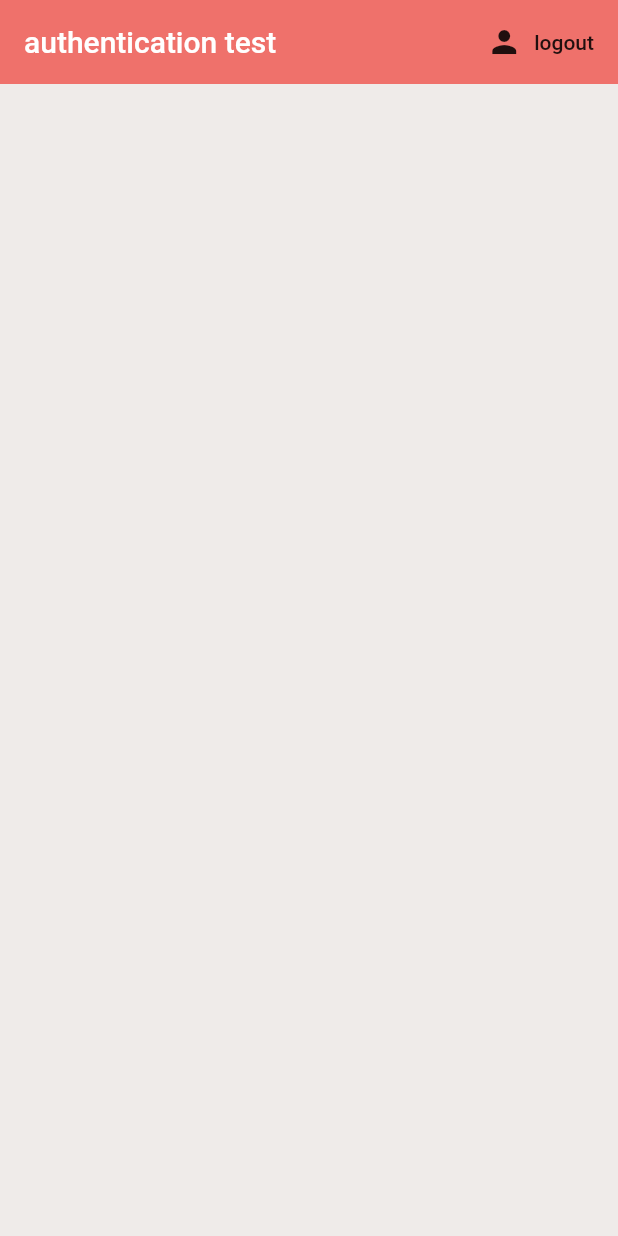
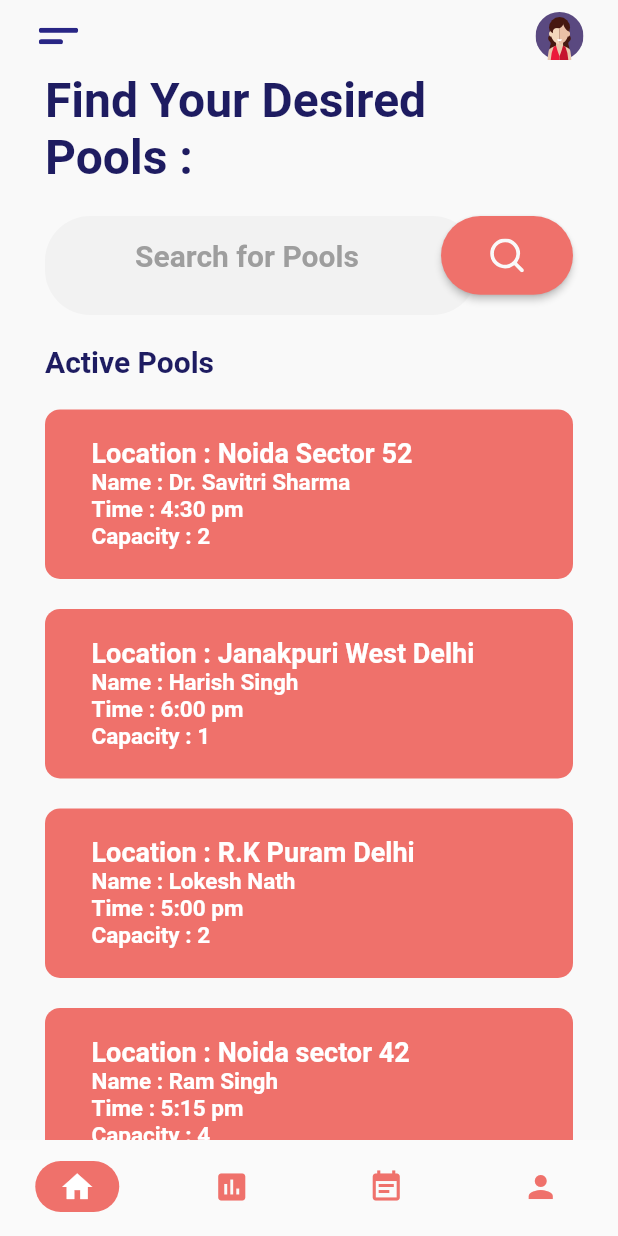
Before and after one commit to Kaiserb11/ComCon, a Flutter app: the screen it shows once a user with an empty profile is signed in, on a phone screen of 412 x 824 dp. Run offline on Flutter 3.47's test engine with Material 2 defaults, Android fonts, the phone set to English and light mode, and no system bars; our stand-ins replace cloud_firestore, firebase_auth, firebase_core, flutter_svg; accounts and stored records are empty; Roboto replaces fonts that are missing (Montserrat).

Commit message:
created basic front-end

```diff
--- /dev/null
+++ b/lib/constant.dart
@@ -0,0 +1,11 @@
+import 'package:flutter/material.dart';
+
+var kBackgroundColor = Color(0xffF9F9F9);
+var kWhiteColor = Color(0xffffffff);
+var kOrangeColor = Color(0xffEF716B);
+var kBlueColor = Color(0xff4B7FFB);
+var kYellowColor = Color(0xffFFB167);
+var kTitleTextColor = Color(0xff1E1C61);
+var kSearchBackgroundColor = Color(0xffF2F2F2);
+var kSearchTextColor = Color(0xffC0C0C0);
+var kCategoryTextColor = Color(0xff292685);
--- /dev/null
+++ b/lib/pages/Home/BottomNavbar.dart
@@ -0,0 +1,61 @@
+import 'package:flutter/material.dart';
+import 'package:ComCon/pages/Home/DashBoard.dart';
+import 'package:ComCon/constant.dart';
+
+
+class BottomNavPage extends StatefulWidget {
+  @override
+  _BottomNavPageState createState() => _BottomNavPageState();
+}
+
+class _BottomNavPageState extends State<BottomNavPage> {
+  final List _pages = [
+    Home(),
+    Scaffold(),
+    Scaffold(),
+    Scaffold(),
+  ];
+  int _currentIndex = 0;
+
+
+  @override
+  Widget build(BuildContext context) {
+    return Scaffold(
+      body: _pages[_currentIndex],
+      bottomNavigationBar: BottomNavigationBar(
+        currentIndex: _currentIndex,
+        onTap: (index) => setState(() => _currentIndex = index),
+        type: BottomNavigationBarType.fixed,
+        backgroundColor: Colors.transparent,
+        showSelectedLabels: false,
+        showUnselectedLabels: false,
+        selectedItemColor: Colors.white,
+        unselectedItemColor: kOrangeColor,
+        elevation: 0.0,
+        items: [Icons.home, Icons.insert_chart, Icons.event_note, Icons.person]
+            .asMap()
+            .map((key, value) => MapEntry(
+                  key,
+                  BottomNavigationBarItem(
+                    title: Text(''),
+                    icon: Container(
+                      padding: const EdgeInsets.symmetric(
+                        vertical: 5.0,
+                        horizontal: 16.0,
+                      ),
+                      decoration: BoxDecoration(
+                        color: _currentIndex == key
+                            ? kOrangeColor
+                            : Colors.transparent,
+                        borderRadius: BorderRadius.circular(20.0),
+                      ),
+                      child: Icon(value),
+                    ),
+                  ),
+                ))
+            .values
+            .toList(),
+      ),
+    );
+  }
+}
--- a/lib/pages/Home/DashBoard.dart
+++ b/lib/pages/Home/DashBoard.dart
@@ -1,5 +1,9 @@
 import 'package:ComCon/services/auth.dart';
 import 'package:flutter/material.dart';
+import 'package:ComCon/constant.dart';
+import 'package:ComCon/pages/widgets/searchbar.dart';
+import 'package:flutter_svg/svg.dart';
+import 'package:ComCon/pages/widgets/poolcard.dart';
 
 class Home extends StatelessWidget {
 
@@ -7,24 +11,124 @@ class Home extends StatelessWidget {
 
   @override
   Widget build(BuildContext context) {
-    return Container(
-      child: Scaffold(
-        backgroundColor: Colors.brown[50],
-        appBar: AppBar(
-          title: Text('authentication test'),
-          backgroundColor: Color(0xffEF716B),
-          elevation: 0.0,
-          actions: <Widget>[
-            FlatButton.icon(
-              icon: Icon(Icons.person),
-              label: Text('logout'),
-              onPressed: () async {
-                await _auth.signOut();
-              },
-            ),
-          ],
+    return Scaffold(
+      backgroundColor: kBackgroundColor,
+      body: SafeArea(
+        bottom: false,
+        child: SingleChildScrollView(
+          child: Column(
+            crossAxisAlignment: CrossAxisAlignment.start,
+            children: [
+              Padding(
+                padding: EdgeInsets.symmetric(horizontal : 15),
+                child: Row(
+                  mainAxisAlignment: MainAxisAlignment.spaceBetween,
+                  children: [
+                    IconButton(
+                    icon: SvgPicture.asset('assets/images/menu.svg'),
+                    onPressed: null,
+                    ),
+                    IconButton(
+                    icon: SvgPicture.asset('assets/images/profile.svg'),
+                    onPressed: () async {
+                      await _auth.signOut();
+                      },
+                    ),
+                  ],
+                ),
+              ),
+              SizedBox(
+                height: 0,
+              ),
+              Padding(
+                padding: EdgeInsets.symmetric(horizontal: 30),
+                child: Text(
+                  "Find Your Desired\nPools :",
+                  style: TextStyle(
+                    fontWeight: FontWeight.bold,
+                    fontSize: 32,
+                    color: kTitleTextColor,
+                  ),
+                ),
+              ),
+              SizedBox(
+                height: 20,
+              ),
+              Padding(
+                padding: EdgeInsets.symmetric(horizontal: 30),
+                child: SearchBar(),
+              ),
+              SizedBox(
+                height: 20,
+              ),
+              Padding(
+                padding: EdgeInsets.symmetric(horizontal: 30),
+                child: Text(
+                  "Active Pools",
+                  style: TextStyle(
+                    fontWeight: FontWeight.bold,
+                    color: kTitleTextColor,
+                    fontSize: 20,
+                  ),
+                ),
+              ),
+              SizedBox(
+                height: 20,
+              ),
+              buildDoctorList(),
+            ],
+          ),
         ),
       ),
     );
   }
+
+
+  buildDoctorList() {
+  return Padding(
+    padding: EdgeInsets.symmetric(
+      horizontal: 30,
+    ),
+    child: Column(
+      children: <Widget>[
+        PoolCard(
+          'Dr. Savitri Sharma',
+          'Noida Sector 52',
+          '4:30 pm',
+          '2',
+        ),
+        SizedBox(
+          height: 20,
+        ),
+        PoolCard(
+          'Harish Singh',
+          'Janakpuri West Delhi',
+          '6:00 pm',
+          '1',
+        ),
+        SizedBox(
+          height: 20,
+        ),
+        PoolCard(
+          'Lokesh Nath',
+          'R.K Puram Delhi',
+          '5:00 pm',
+          '2',
+        ),
+        SizedBox(
+          height: 20,
+        ),
+                PoolCard(
+          'Ram Singh',
+          'Noida sector 42',
+          '5:15 pm',
+          '4',
+        ),
+        SizedBox(
+          height: 20,
+        ),
+      ],
+    ),
+  );
 }
+}
--- /dev/null
+++ b/lib/pages/widgets/poolcard.dart
@@ -0,0 +1,46 @@
+import 'package:ComCon/constant.dart';
+import 'package:ComCon/pages/Home/detail_screen.dart';
+import 'package:flutter/material.dart';
+
+class PoolCard extends StatelessWidget {
+  final _name;
+  final _location;
+  final _time;
+  final _capacity;
+
+  PoolCard(this._name, this._location, this._time, this._capacity,);
+
+  @override
+  Widget build(BuildContext context) {
+    return InkWell(
+      onTap: () {},
+      child: DecoratedBox(
+        decoration: BoxDecoration(
+          color: kOrangeColor.withOpacity(1),
+          borderRadius: BorderRadius.circular(10),
+        ),
+        child: Padding(
+          padding: EdgeInsets.all(15),
+          child: ListTile(
+            title: Text(
+              'Location : $_location',
+              style: TextStyle(
+                fontSize: 18,
+                color: Colors.white,
+                fontWeight: FontWeight.bold,
+              ),
+            ),
+            subtitle: Text(
+              "Name : $_name\nTime : $_time\nCapacity : $_capacity",
+              style: TextStyle(
+                fontSize: 15,
+                color: Colors.white,
+                fontWeight: FontWeight.w600,
+              ),
+            ),
+          ),
+        ),
+      ),
+    );
+  }
+}
--- /dev/null
+++ b/lib/pages/widgets/searchbar.dart
@@ -0,0 +1,51 @@
+import 'package:ComCon/constant.dart';
+import 'package:flutter/material.dart';
+import 'package:flutter_svg/svg.dart';
+
+class SearchBar extends StatelessWidget {
+  @override
+  Widget build(BuildContext context) {
+    return Stack(
+      children: <Widget>[
+        Container(
+          width: MediaQuery.of(context).size.width * 0.7,
+          height: MediaQuery.of(context).size.height * 0.08,
+          padding: EdgeInsets.only(left: 60, top: 15),
+          decoration: BoxDecoration(
+            color: kSearchBackgroundColor,
+            borderRadius: BorderRadius.circular(30),
+          ),
+          child: TextField(
+            style: TextStyle(
+              fontSize: 20,
+            ),
+            decoration: InputDecoration.collapsed(
+              hintText: 'Search for Pools',
+              hintStyle: TextStyle(
+                    fontSize: 20,
+                    fontFamily: 'Montserrat',
+                    fontWeight: FontWeight.bold,
+                    color: Colors.grey
+                  ),
+            ),
+          ),
+        ),
+        Align(
+          alignment: Alignment.centerRight,
+          child: MaterialButton(
+            onPressed: () {},
+            color: kOrangeColor,
+            padding: EdgeInsets.symmetric(
+              horizontal: 10,
+              vertical: 15,
+            ),
+            shape: RoundedRectangleBorder(
+              borderRadius: BorderRadius.circular(30),
+            ),
+            child: SvgPicture.asset('assets/images/search.svg'),
+          ),
+        ),
+      ],
+    );
+  }
+}
--- a/lib/pages/wrapper.dart
+++ b/lib/pages/wrapper.dart
@@ -1,6 +1,6 @@
 import 'package:ComCon/models/user.dart';
 import 'package:ComCon/pages/authentication/authenticate.dart';
-import 'package:ComCon/pages/Home/DashBoard.dart';
+import 'package:ComCon/pages/Home/BottomNavbar.dart';
 import 'package:flutter/material.dart';
 import 'package:provider/provider.dart';
 
@@ -16,7 +16,7 @@ class Wrapper extends StatelessWidget {
     if (user == null){
       return Authenticate();
     } else {
-      return Home();
+      return BottomNavPage();
     }
 
   }
--- a/lib/services/auth.dart
+++ b/lib/services/auth.dart
@@ -38,7 +38,7 @@ class AuthService {
       UserCredential result = await _auth.createUserWithEmailAndPassword(
           email: email, password: password);
       User user = result.user;
-      await DatabaseService(uid: user.uid).updateUserData('krishanu','sedan', 'fiesta', 'red', 'HR 1011', 9455322314, 2018006625, 'Btech CSE');
+      await DatabaseService(uid: user.uid).updateUserData('default_name','default_type', 'default_model', 'default_color', 'default_number', 000, 000, 'default_branch');
       return _userFromFirebaseUser(user);
     } catch (error) {
       return null;
--- a/lib/services/database.dart
+++ b/lib/services/database.dart
@@ -6,10 +6,10 @@ class DatabaseService {
   DatabaseService({ this.uid });
 
   // collection reference
-  final CollectionReference brewCollection = FirebaseFirestore.instance.collection('Users');
+  final CollectionReference poolCollection = FirebaseFirestore.instance.collection('Users');
 
   Future<void> updateUserData(String name, String vehicalType, String vehicalModel, String vehicalColor, String vehicalPlate, int phoneNo, int sysId, String branch,) async {
-    return await brewCollection.doc(uid).set({
+    return await poolCollection.doc(uid).set({
       'name': name,
       'vehicalType': vehicalType,
       'vehicalModel': vehicalModel,
--- a/pubspec.yaml
+++ b/pubspec.yaml
@@ -23,10 +23,14 @@ environment:
 dependencies:
   flutter:
     sdk: flutter
+
+
+  flutter_svg: ^0.19.0
+  google_fonts: ^1.1.0
   firebase_auth: ^0.18.1+1
   cloud_firestore: ^0.14.1+2
+  firebase_core: ^0.5.0
   provider: ^4.3.2+2
-  firebase_core: ^0.5.0
 
 
   # The following adds the Cupertino Icons font to your application.
```
Also changed, not shown: assets/images/menu.svg (added), assets/images/profile.svg (added), assets/images/search.svg (added), lib/pages/Home/detail_screen.dart (added), pubspec.lock.
